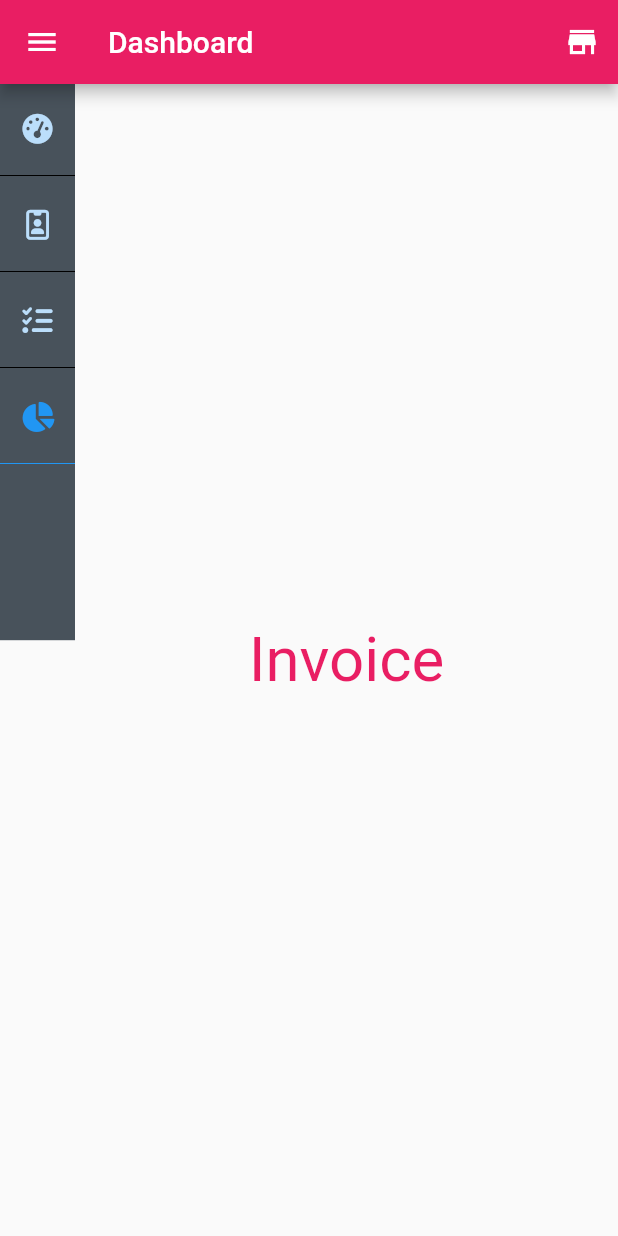
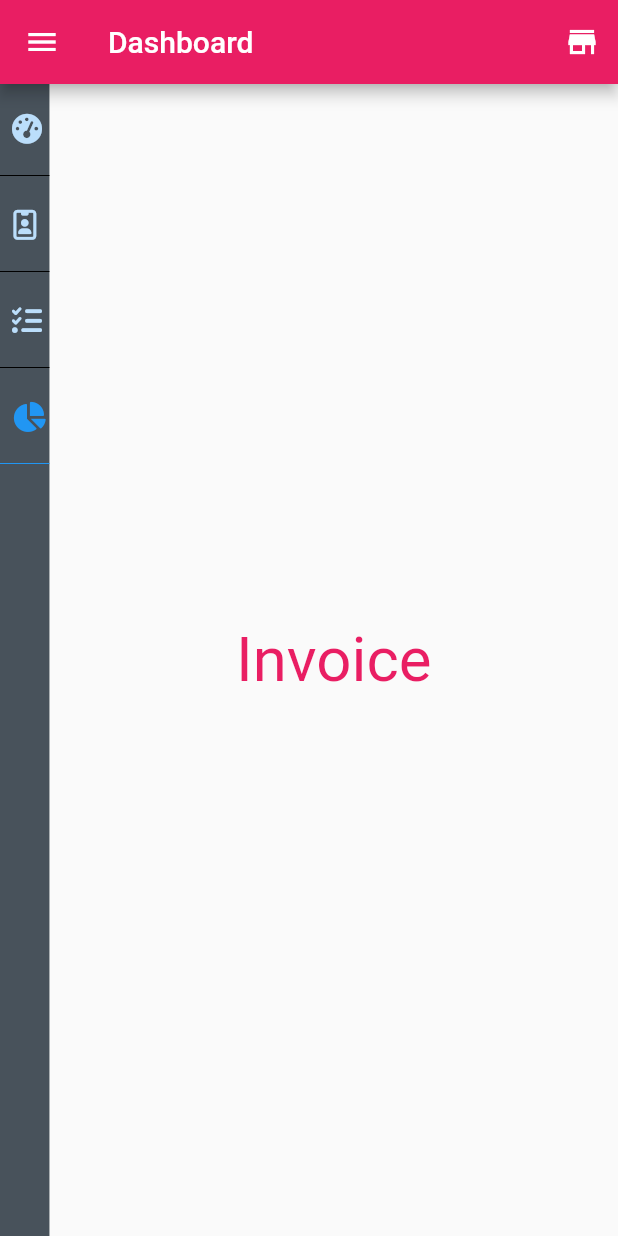
Before and after one commit to codigoalphacol/flutter_web_dashboard, a Flutter app: the screen it shows after launch, after a tap on an icon or button, on a phone screen of 412 x 824 dp. Run offline on Flutter 3.47's test engine with Material 2 defaults, Android fonts, the phone set to English and light mode, and no system bars; our stand-ins replace font_awesome_flutter; missing offline and left inert: flutter_bootstrap, universal_html.

Commit message:
Update navigation_device.dart

```diff
--- a/lib/widgets/navigation_device.dart
+++ b/lib/widgets/navigation_device.dart
@@ -12,29 +12,33 @@ class _NavigationDeviceState extends State<NavigationDevice> {
   int index = 0;
   @override
   Widget build(BuildContext context) {
-    Size size = MediaQuery.of(context).size;
-    double width = size.width > size.height ? size.height : size.width;
+
+    double width = MediaQuery.of(context).size.width;
 
     setState(() {
      print(width);
     });
 
-    if (width < 590) {
+
+    if (width > 1050) {
+      return menuScreenDesktop(context);
+    } else if (width > 600 && width < 1050) {
+      return menuScreenTablet(context);
+    } else if (width < 600) {
       return menuScreenPhone(context);
-    } else if (width > 591 && width < 700) {
-      return menuScreenTablet(context);
-    } else if (width > 700) {
-      return menuScreenDesktop(context);
     } else {
       return menuScreenDesktop(context);
     }
+
+
   }
 
 
   Container menuScreenPhone(BuildContext context) {
+     AppScale _scale = AppScale(context);
     return Container(
-      width: 50,
-      height: MediaQuery.of(context).size.height * 0.45,
+        width: MediaQuery.of(context).size.width * 0.08,
+        //height: MediaQuery.of(context).size.height * 0.45,
         //color: Colors.pink,
         color: Color(0x1C2833).withOpacity(0.8),
         //color: Color(0x1C2833).withOpacity(0.5),
@@ -87,9 +91,11 @@ class _NavigationDeviceState extends State<NavigationDevice> {
 
 
   Container menuScreenTablet(BuildContext context) {
+     AppScale _scale = AppScale(context);
     return Container(
-      width: 60,
-      height: MediaQuery.of(context).size.height * 0.5,
+        //width: 60,
+        width: MediaQuery.of(context).size.width * 0.09,
+        //height: MediaQuery.of(context).size.height * 5,
         color: Color(0xFF808080).withOpacity(0.5),
         child: Column(
     children: [
@@ -121,7 +127,7 @@ class _NavigationDeviceState extends State<NavigationDevice> {
                       ),
                       Text(
                         "Dashboard",
-                            style: TextStyle(fontSize: 10),
+                        style: TextStyle(fontSize:  10),
                       )
                     ],
                   ),
@@ -314,8 +320,7 @@ class _NavigationDeviceState extends State<NavigationDevice> {
     return Container(
         margin: EdgeInsets.only(top: 0, right: 10),
         alignment: Alignment.centerLeft,
-      width: 150,
-      height: MediaQuery.of(context).size.height * 0.80,
+        width: MediaQuery.of(context).size.width * 0.12,
         color: Color(0xFF808080).withOpacity(0.5),
         child: Column(
     mainAxisAlignment: MainAxisAlignment.start,
```
Lines whose indentation alone changed are shown as unchanged.
